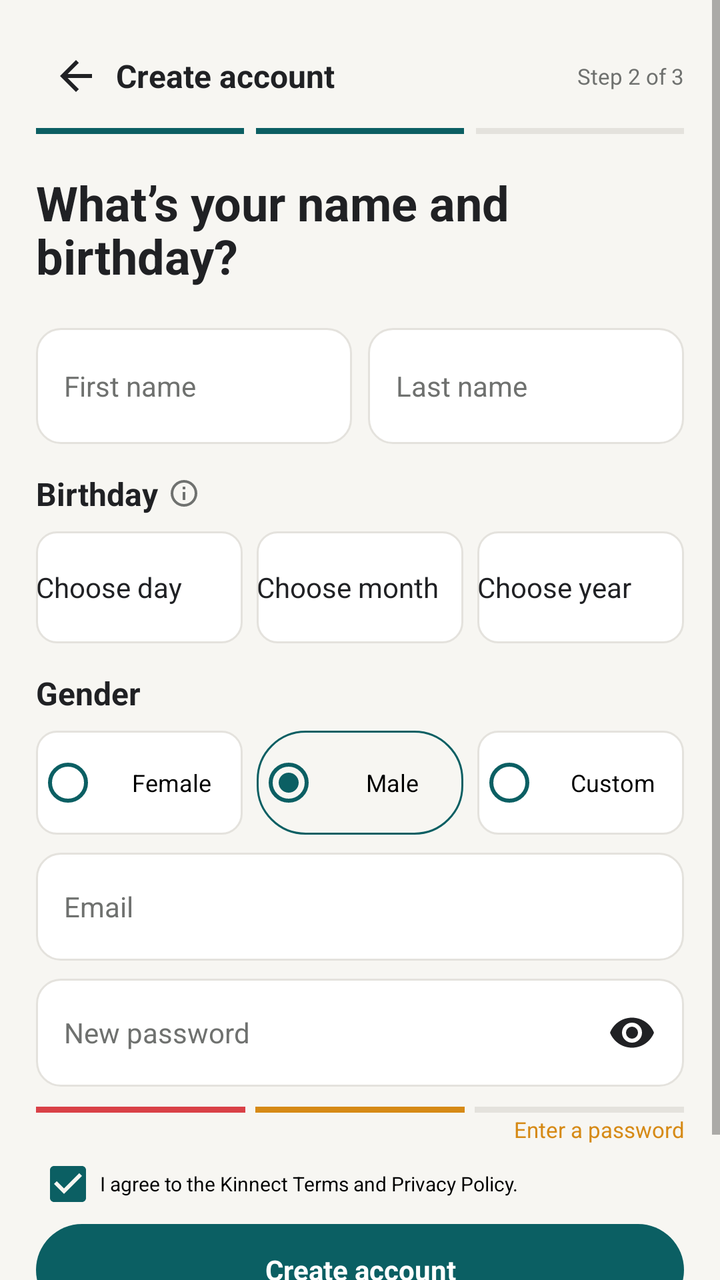
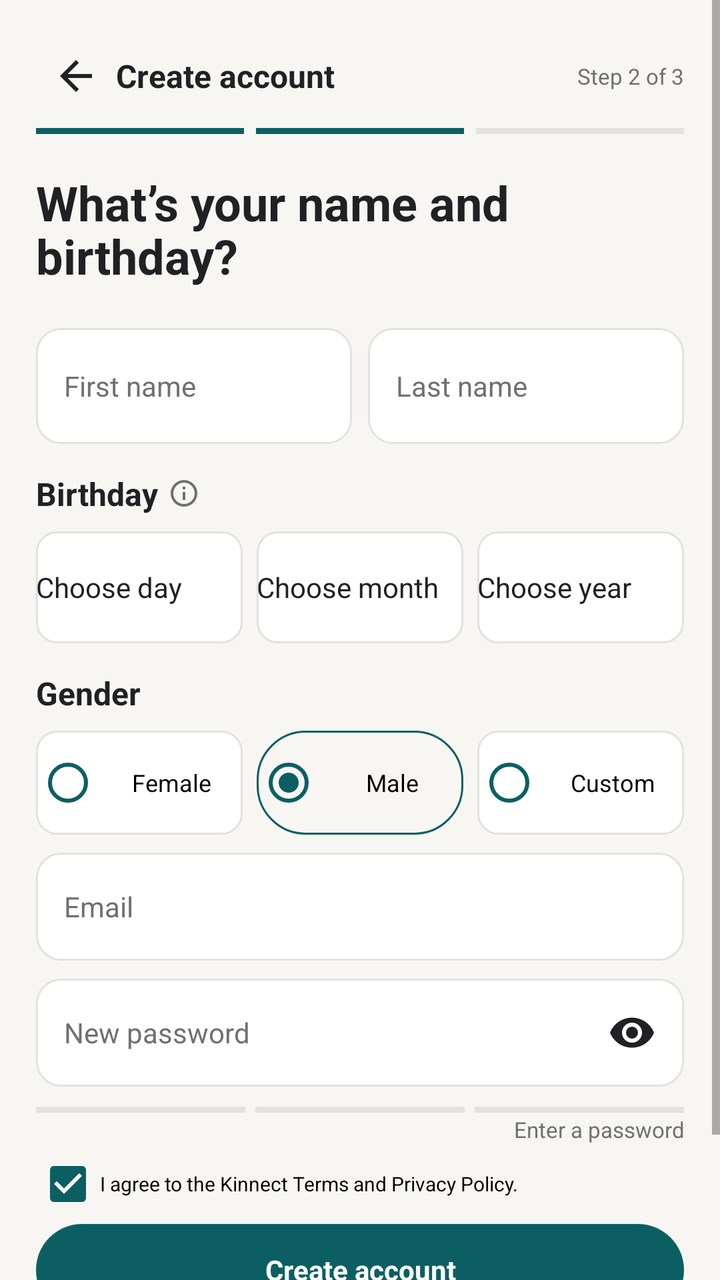

Screens rendered from an Android XML layout before and after an edit, with the pre-edit source and the edit as a unified diff.
<!-- AndroidManifest.xml: application theme Theme.Kinnect -->
<!-- res/layout/activity_signup.xml -->
<?xml version="1.0" encoding="utf-8"?>
<ScrollView
    xmlns:android="http://schemas.android.com/apk/res/android"
    android:layout_width="match_parent"
    android:layout_height="match_parent"
    android:background="@color/screen_background"
    android:fillViewport="true">

    <LinearLayout
        android:layout_width="match_parent"
        android:layout_height="wrap_content"
        android:orientation="vertical"
        android:paddingHorizontal="18dp"
        android:paddingTop="12dp"
        android:paddingBottom="20dp">

        <LinearLayout
            android:layout_width="match_parent"
            android:layout_height="52dp"
            android:gravity="center_vertical">

            <ImageView
                android:id="@+id/backButton"
                android:layout_width="40dp"
                android:layout_height="40dp"
                android:contentDescription="Back"
                android:padding="8dp"
                android:src="@drawable/ic_back" />

            <TextView
                style="@style/Heading"
                android:layout_width="0dp"
                android:layout_height="wrap_content"
                android:layout_weight="1"
                android:text="Create account" />

            <TextView
                style="@style/Meta"
                android:layout_width="wrap_content"
                android:layout_height="wrap_content"
                android:text="Step 2 of 3" />

        </LinearLayout>

        <LinearLayout
            android:layout_width="match_parent"
            android:layout_height="3dp"
            android:orientation="horizontal">

            <View
                android:layout_width="0dp"
                android:layout_height="3dp"
                android:layout_weight="1"
                android:background="@color/primary" />

            <Space
                android:layout_width="6dp"
                android:layout_height="3dp" />

            <View
                android:layout_width="0dp"
                android:layout_height="3dp"
                android:layout_weight="1"
                android:background="@color/primary" />

            <Space
                android:layout_width="6dp"
                android:layout_height="3dp" />

            <View
                android:layout_width="0dp"
                android:layout_height="3dp"
                android:layout_weight="1"
                android:background="@color/divider" />

        </LinearLayout>

        <TextView
            style="@style/Title"
            android:layout_width="280dp"
            android:layout_height="wrap_content"
            android:layout_marginTop="18dp"
            android:lineSpacingExtra="-2dp"
            android:text="What’s your name and birthday?" />

        <LinearLayout
            android:layout_width="match_parent"
            android:layout_height="58dp"
            android:layout_marginTop="20dp">

            <EditText
                android:id="@+id/firstNameInput"
                style="@style/Input"
                android:layout_width="0dp"
                android:layout_height="match_parent"
                android:layout_weight="1"
                android:hint="First name"
                android:text="" />

            <Space
                android:layout_width="8dp"
                android:layout_height="1dp" />

            <EditText
                android:id="@+id/lastNameInput"
                style="@style/Input"
                android:layout_width="0dp"
                android:layout_height="match_parent"
                android:layout_weight="1"
                android:hint="Last name"
                android:text="" />

        </LinearLayout>

        <LinearLayout
            android:layout_width="wrap_content"
            android:layout_height="wrap_content"
            android:layout_marginTop="14dp"
            android:gravity="center_vertical">

            <TextView
                style="@style/Heading"
                android:layout_width="wrap_content"
                android:layout_height="wrap_content"
                android:text="Birthday" />

            <ImageView
                android:layout_width="16dp"
                android:layout_height="16dp"
                android:layout_marginStart="5dp"
                android:contentDescription="Birthday information"
                android:src="@drawable/ic_info"
                android:tint="@color/text_secondary" />

        </LinearLayout>

        <LinearLayout
            android:layout_width="match_parent"
            android:layout_height="56dp"
            android:layout_marginTop="8dp">

            <Button
                android:id="@+id/birthdayDayButton"
                style="@style/LightButton"
                android:layout_width="0dp"
                android:layout_height="match_parent"
                android:layout_weight="1"
                android:background="@drawable/button_outline"
                android:gravity="start|center_vertical"
                android:text="Choose day" />

            <Space
                android:layout_width="7dp"
                android:layout_height="1dp" />

            <Button
                android:id="@+id/birthdayMonthButton"
                style="@style/LightButton"
                android:layout_width="0dp"
                android:layout_height="match_parent"
                android:layout_weight="1"
                android:background="@drawable/button_outline"
                android:gravity="start|center_vertical"
                android:text="Choose month" />

            <Space
                android:layout_width="7dp"
                android:layout_height="1dp" />

            <Button
                android:id="@+id/birthdayYearButton"
                style="@style/LightButton"
                android:layout_width="0dp"
                android:layout_height="match_parent"
                android:layout_weight="1"
                android:background="@drawable/button_outline"
                android:gravity="start|center_vertical"
                android:text="Choose year" />

        </LinearLayout>

        <TextView
            style="@style/Heading"
            android:layout_width="wrap_content"
            android:layout_height="wrap_content"
            android:layout_marginTop="14dp"
            android:text="Gender" />

        <RadioGroup
            android:id="@+id/genderGroup"
            android:layout_width="match_parent"
            android:layout_height="52dp"
            android:layout_marginTop="8dp"
            android:orientation="horizontal">

            <RadioButton
                android:id="@+id/genderFemale"
                android:layout_width="0dp"
                android:layout_height="match_parent"
                android:layout_weight="1"
                android:background="@drawable/button_outline"
                android:buttonTint="@color/primary"
                android:gravity="center"
                android:text="Female"
                android:textSize="12sp" />

            <RadioButton
                android:id="@+id/genderMale"
                android:layout_width="0dp"
                android:layout_height="match_parent"
                android:layout_marginHorizontal="7dp"
                android:layout_weight="1"
                android:background="@drawable/outline_teal"
                android:buttonTint="@color/primary"
                android:checked="true"
                android:gravity="center"
                android:text="Male"
                android:textSize="12sp" />

            <RadioButton
                android:id="@+id/genderCustom"
                android:layout_width="0dp"
                android:layout_height="match_parent"
                android:layout_weight="1"
                android:background="@drawable/button_outline"
                android:buttonTint="@color/primary"
                android:gravity="center"
                android:text="Custom"
                android:textSize="12sp" />

        </RadioGroup>

        <EditText
            android:id="@+id/signupEmailInput"
            style="@style/Input"
            android:layout_width="match_parent"
            android:layout_height="54dp"
            android:layout_marginTop="9dp"
            android:hint="Email"
            android:inputType="textEmailAddress"
            android:text="" />

        <EditText
            android:id="@+id/signupPasswordInput"
            style="@style/Input"
            android:layout_width="match_parent"
            android:layout_height="54dp"
            android:layout_marginTop="9dp"
            android:drawableEnd="@drawable/ic_visibility"
            android:hint="New password"
            android:inputType="textPassword"
            android:text="" />

        <LinearLayout
            android:layout_width="match_parent"
            android:layout_height="4dp"
            android:layout_marginTop="10dp">

            <View
                android:layout_width="0dp"
                android:layout_height="3dp"
                android:layout_weight="1"
                android:background="@color/red" />

            <Space
                android:layout_width="5dp"
                android:layout_height="3dp" />

            <View
                android:layout_width="0dp"
                android:layout_height="3dp"
                android:layout_weight="1"
                android:background="@color/orange" />

            <Space
                android:layout_width="5dp"
                android:layout_height="3dp" />

            <View
                android:layout_width="0dp"
                android:layout_height="3dp"
                android:layout_weight="1"
                android:background="@color/divider" />

        </LinearLayout>

        <TextView
            android:id="@+id/passwordStrengthLabel"
            style="@style/Meta"
            android:layout_width="match_parent"
            android:layout_height="wrap_content"
            android:gravity="end"
            android:text="Enter a password"
            android:textColor="@color/orange" />

        <CheckBox
            android:id="@+id/termsCheckbox"
            android:layout_width="match_parent"
            android:layout_height="40dp"
            android:buttonTint="@color/primary"
            android:checked="true"
            android:text="I agree to the Kinnect Terms and Privacy Policy."
            android:textSize="10sp" />

        <Button
            android:id="@+id/createAccountButton"
            style="@style/TealButton"
            android:layout_width="match_parent"
            android:layout_height="46dp"
            android:text="Create account" />

        <TextView
            android:id="@+id/loginLink"
            style="@style/Meta"
            android:layout_width="match_parent"
            android:layout_height="44dp"
            android:gravity="center"
            android:text="Already have an account?  Log in" />

    </LinearLayout>

</ScrollView>
<!-- resources referenced by this layout -->
<resources>
  <color name="divider">#E4E2DD</color>
  <color name="orange">#D68A16</color>
  <color name="primary">#0B5F63</color>
  <color name="red">#D94147</color>
  <color name="screen_background">#F7F6F2</color>
  <color name="text_secondary">#6F716F</color>
  <!-- drawable button_outline (drawable) -->
  <shape xmlns:android="http://schemas.android.com/apk/res/android">
      <solid android:color="@color/white" />
      <stroke android:width="1dp" android:color="@color/divider" />
      <corners android:radius="10dp" />
  </shape>
  <!-- drawable ic_back (drawable) -->
  <vector xmlns:android="http://schemas.android.com/apk/res/android" android:width="24dp" android:height="24dp" android:viewportWidth="24" android:viewportHeight="24"><path android:fillColor="@color/text_primary" android:pathData="M20,11H7.83l5.59,-5.59L12,4l-8,8 8,8 1.42,-1.41L7.83,13H20z"/></vector>
  <!-- drawable ic_info (drawable) -->
  <vector xmlns:android="http://schemas.android.com/apk/res/android" android:width="24dp" android:height="24dp" android:viewportWidth="24" android:viewportHeight="24"><path android:fillColor="@color/text_primary" android:pathData="M11,17h2v-6h-2zM12,2a10,10 0,1 0,0 20,10 10,0 0,0 0,-20zM12,20a8,8 0,1 1,0 -16,8 8,0 0,1 0,16zM11,9h2V7h-2z"/></vector>
  <!-- drawable outline_teal (drawable) -->
  <shape xmlns:android="http://schemas.android.com/apk/res/android"><solid android:color="@color/transparent"/><corners android:radius="24dp"/><stroke android:width="1dp" android:color="@color/primary"/></shape>
  <style name="Heading"><item name="android:fontFamily">sans</item><item name="android:textColor">@color/text_primary</item><item name="android:textSize">16sp</item><item name="android:textStyle">bold</item></style>
  <style name="Input"><item name="android:fontFamily">sans</item><item name="android:background">@drawable/rounded_white</item><item name="android:textColor">@color/text_primary</item><item name="android:textColorHint">@color/text_secondary</item><item name="android:textSize">14sp</item><item name="android:padding">14dp</item></style>
  <style name="LightButton"><item name="android:fontFamily">sans</item><item name="android:background">@drawable/rounded_light</item><item name="android:textColor">@color/text_primary</item><item name="android:textAllCaps">false</item><item name="android:textSize">14sp</item><item name="android:minHeight">0dp</item><item name="android:minWidth">0dp</item><item name="android:stateListAnimator">@null</item></style>
  <style name="Meta"><item name="android:fontFamily">sans</item><item name="android:textColor">@color/text_secondary</item><item name="android:textSize">11sp</item></style>
  <style name="Title"><item name="android:fontFamily">sans</item><item name="android:textColor">@color/text_primary</item><item name="android:textSize">24sp</item><item name="android:textStyle">bold</item></style>
  <color name="white">#FFFFFFFF</color>
  <color name="text_primary">#202124</color>
  <color name="transparent">#00000000</color>
  <!-- drawable rounded_white (drawable) -->
  <shape xmlns:android="http://schemas.android.com/apk/res/android"><solid android:color="@color/white"/><corners android:radius="12dp"/><stroke android:width="1dp" android:color="@color/divider"/></shape>
  <!-- drawable rounded_light (drawable) -->
  <shape xmlns:android="http://schemas.android.com/apk/res/android"><solid android:color="@color/input_background"/><corners android:radius="18dp"/></shape>
  <!-- drawable rounded_teal (drawable) -->
  <shape xmlns:android="http://schemas.android.com/apk/res/android"><solid android:color="@color/primary"/><corners android:radius="24dp"/><padding android:left="12dp" android:top="8dp" android:right="12dp" android:bottom="8dp"/></shape>
  <color name="input_background">#F0EFEB</color>
  <!-- unchanged entries left out for length: 3 -->
</resources>

<!-- the commit's change to res/layout/activity_signup.xml (unified diff, before → after) -->
@@ -257,26 +257,29 @@
             android:layout_marginTop="10dp">
 
             <View
-                android:layout_width="0dp"
-                android:layout_height="3dp"
-                android:layout_weight="1"
-                android:background="@color/red" />
+                android:id="@+id/strengthBar1"
+                android:layout_width="0dp"
+                android:layout_height="3dp"
+                android:layout_weight="1"
+                android:background="@color/divider" />
 
             <Space
                 android:layout_width="5dp"
                 android:layout_height="3dp" />
 
             <View
-                android:layout_width="0dp"
-                android:layout_height="3dp"
-                android:layout_weight="1"
-                android:background="@color/orange" />
+                android:id="@+id/strengthBar2"
+                android:layout_width="0dp"
+                android:layout_height="3dp"
+                android:layout_weight="1"
+                android:background="@color/divider" />
 
             <Space
                 android:layout_width="5dp"
                 android:layout_height="3dp" />
 
             <View
+                android:id="@+id/strengthBar3"
                 android:layout_width="0dp"
                 android:layout_height="3dp"
                 android:layout_weight="1"
@@ -291,7 +294,7 @@
             android:layout_height="wrap_content"
             android:gravity="end"
             android:text="Enter a password"
-            android:textColor="@color/orange" />
+            android:textColor="@color/text_secondary" />
 
         <CheckBox
             android:id="@+id/termsCheckbox"
<!-- resource entries referenced after the edit -->
@@ -1,9 +1,7 @@
 <!-- resources referenced by this layout -->
 <resources>
   <color name="divider">#E4E2DD</color>
-  <color name="orange">#D68A16</color>
   <color name="primary">#0B5F63</color>
-  <color name="red">#D94147</color>
   <color name="screen_background">#F7F6F2</color>
   <color name="text_secondary">#6F716F</color>
   <!-- drawable button_outline (drawable) -->
